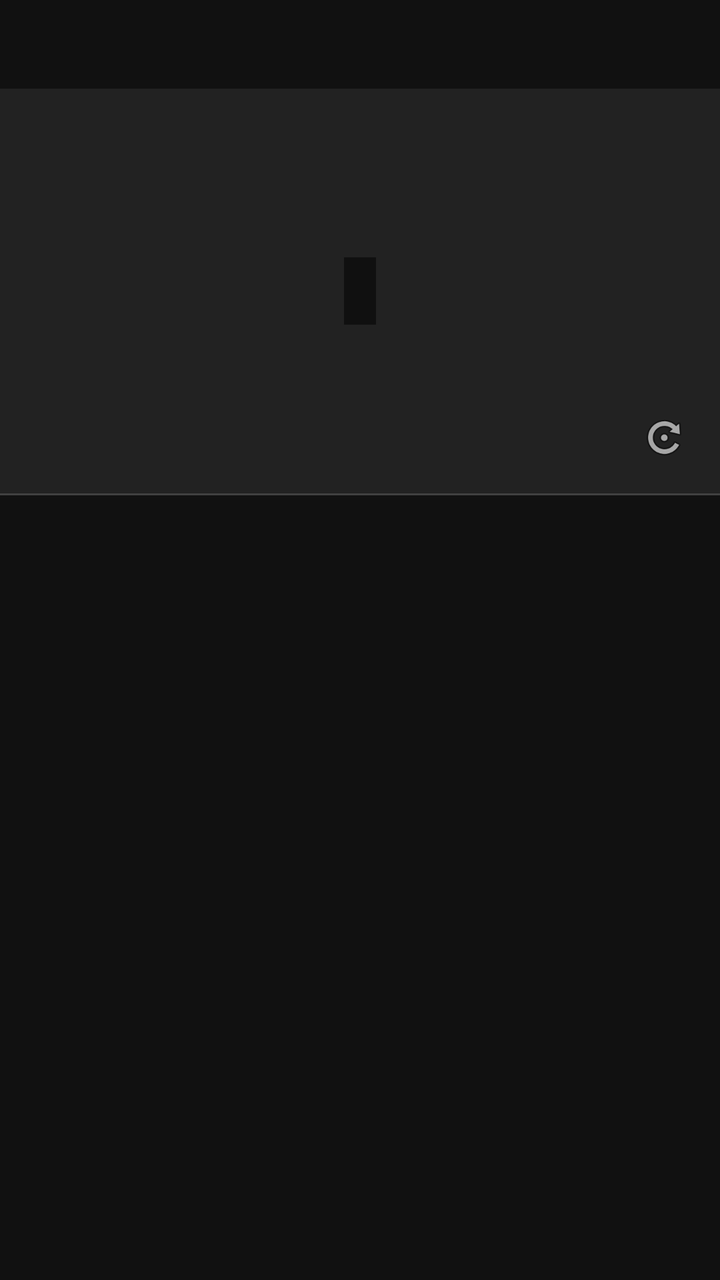
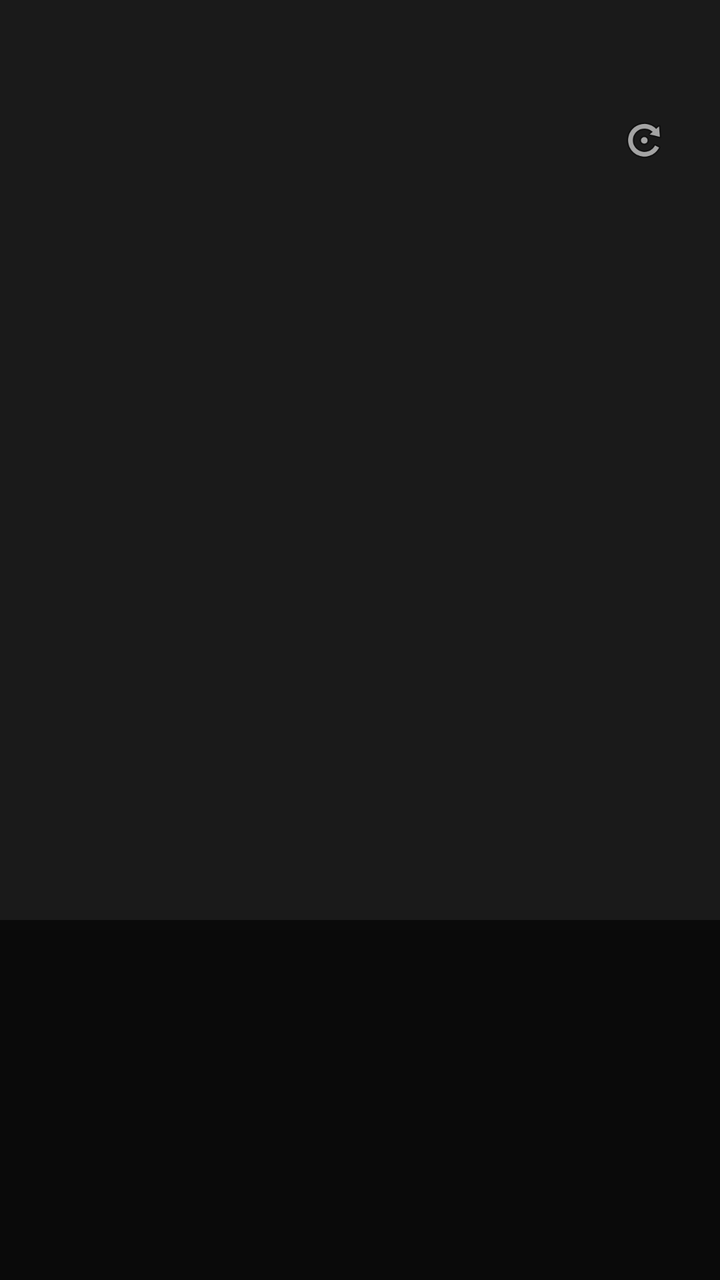

Compare the two renders of this Android layout. The source of the first and the diff that turns it into the second are given below.
<!-- AndroidManifest.xml: application theme Theme.FeedBPlan -->
<!-- res/layout/item_feed.xml -->
<?xml version="1.0" encoding="utf-8"?>
<androidx.constraintlayout.widget.ConstraintLayout
    xmlns:android="http://schemas.android.com/apk/res/android"
    xmlns:app="http://schemas.android.com/apk/res-auto"
    android:layout_width="match_parent"
    android:layout_height="wrap_content"
    android:layout_marginVertical="6dp"
    android:background="@color/dark_bg">

    
    <TextView
        android:id="@+id/tvTitle"
        android:layout_width="0dp"
        android:layout_height="wrap_content"
        android:padding="12dp"
        android:textColor="@color/white"
        android:textSize="15sp"
        android:textStyle="bold"
        app:layout_constraintStart_toStartOf="parent"
        app:layout_constraintEnd_toEndOf="parent"
        app:layout_constraintTop_toTopOf="parent" />

    
    <FrameLayout
        android:id="@+id/smallPlayerContainer"
        android:layout_width="match_parent"
        android:layout_height="0dp"
        android:background="#FF000000"
        app:layout_constraintDimensionRatio="16:9"
        app:layout_constraintTop_toBottomOf="@id/tvTitle">

        <TextureView
            android:id="@+id/smallTexture"
            android:layout_width="match_parent"
            android:layout_height="match_parent" />

        
        <View
            android:id="@+id/coverPlaceholder"
            android:layout_width="match_parent"
            android:layout_height="match_parent"
            android:background="#FF222222" />

        
        <ImageView
            android:id="@+id/btnFullscreen"
            android:layout_width="36dp"
            android:layout_height="36dp"
            android:layout_gravity="end|bottom"
            android:layout_margin="10dp"
            android:padding="6dp"
            android:src="@android:drawable/ic_menu_rotate"
            android:background="?attr/selectableItemBackgroundBorderless"
            android:contentDescription="fullscreen" />

        
        <TextView
            android:id="@+id/tvTip"
            android:layout_width="wrap_content"
            android:layout_height="wrap_content"
            android:layout_gravity="center"
            android:textColor="@color/white"
            android:textSize="13sp"
            android:padding="8dp"
            android:background="#88000000" />
    </FrameLayout>

    <View
        android:layout_width="match_parent"
        android:layout_height="1dp"
        android:background="#33FFFFFF"
        app:layout_constraintTop_toBottomOf="@id/smallPlayerContainer" />
</androidx.constraintlayout.widget.ConstraintLayout>
<!-- resources referenced by this layout -->
<resources>
  <color name="dark_bg">#FF111111</color>
  <color name="white">#FFFFFFFF</color>
  <style name="Theme.FeedBPlan" parent="Theme.Material3.DayNight.NoActionBar">
          <item name="android:statusBarColor">@color/black</item>
          <item name="android:windowBackground">@color/dark_bg</item>
      </style>
  <color name="black">#FF000000</color>
</resources>

<!-- the commit's change to res/layout/item_feed.xml (unified diff, before → after) -->
@@ -1,73 +1,64 @@
 <?xml version="1.0" encoding="utf-8"?>
-<androidx.constraintlayout.widget.ConstraintLayout
+<FrameLayout
     xmlns:android="http://schemas.android.com/apk/res/android"
-    xmlns:app="http://schemas.android.com/apk/res-auto"
     android:layout_width="match_parent"
-    android:layout_height="wrap_content"
-    android:layout_marginVertical="6dp"
-    android:background="@color/dark_bg">
+    android:layout_height="match_parent"
+    android:background="@color/black">
 
     
+    <TextureView
+        android:id="@+id/texture"
+        android:layout_width="match_parent"
+        android:layout_height="match_parent" />
+
+    
+    <View
+        android:id="@+id/cover"
+        android:layout_width="match_parent"
+        android:layout_height="match_parent"
+        android:background="#FF1A1A1A" />
+
+    
+    <View
+        android:layout_width="match_parent"
+        android:layout_height="180dp"
+        android:layout_gravity="bottom"
+        android:background="#99000000" />
+
     <TextView
         android:id="@+id/tvTitle"
-        android:layout_width="0dp"
+        android:layout_width="match_parent"
         android:layout_height="wrap_content"
-        android:padding="12dp"
+        android:layout_gravity="bottom"
+        android:layout_marginStart="20dp"
+        android:layout_marginEnd="20dp"
+        android:layout_marginBottom="36dp"
         android:textColor="@color/white"
-        android:textSize="15sp"
-        android:textStyle="bold"
-        app:layout_constraintStart_toStartOf="parent"
-        app:layout_constraintEnd_toEndOf="parent"
-        app:layout_constraintTop_toTopOf="parent" />
+        android:textSize="16sp"
+        android:textStyle="bold" />
 
     
-    <FrameLayout
-        android:id="@+id/smallPlayerContainer"
-        android:layout_width="match_parent"
-        android:layout_height="0dp"
-        android:background="#FF000000"
-        app:layout_constraintDimensionRatio="16:9"
-        app:layout_constraintTop_toBottomOf="@id/tvTitle">
+    <ImageView
+        android:id="@+id/ivPause"
+        android:layout_width="72dp"
+        android:layout_height="72dp"
+        android:layout_gravity="center"
+        android:alpha="0.8"
+        android:src="@android:drawable/ic_media_play"
+        android:visibility="gone"
+        android:contentDescription="paused" />
 
-        <TextureView
-            android:id="@+id/smallTexture"
-            android:layout_width="match_parent"
-            android:layout_height="match_parent" />
+    
+    <ImageView
+        android:id="@+id/btnFullscreen"
+        android:layout_width="44dp"
+        android:layout_height="44dp"
+        android:layout_gravity="top|end"
+        android:layout_marginTop="48dp"
+        android:layout_marginEnd="16dp"
+        android:padding="10dp"
+        android:src="@android:drawable/ic_menu_rotate"
+        android:background="?attr/selectableItemBackgroundBorderless"
+        android:contentDescription="fullscreen" />
 
-        
-        <View
-            android:id="@+id/coverPlaceholder"
-            android:layout_width="match_parent"
-            android:layout_height="match_parent"
-            android:background="#FF222222" />
-
-        
-        <ImageView
-            android:id="@+id/btnFullscreen"
-            android:layout_width="36dp"
-            android:layout_height="36dp"
-            android:layout_gravity="end|bottom"
-            android:layout_margin="10dp"
-            android:padding="6dp"
-            android:src="@android:drawable/ic_menu_rotate"
-            android:background="?attr/selectableItemBackgroundBorderless"
-            android:contentDescription="fullscreen" />
-
-        
-        <TextView
-            android:id="@+id/tvTip"
-            android:layout_width="wrap_content"
-            android:layout_height="wrap_content"
-            android:layout_gravity="center"
-            android:textColor="@color/white"
-            android:textSize="13sp"
-            android:padding="8dp"
-            android:background="#88000000" />
-    </FrameLayout>
-
-    <View
-        android:layout_width="match_parent"
-        android:layout_height="1dp"
-        android:background="#33FFFFFF"
-        app:layout_constraintTop_toBottomOf="@id/smallPlayerContainer" />
-</androidx.constraintlayout.widget.ConstraintLayout>
+</FrameLayout>
